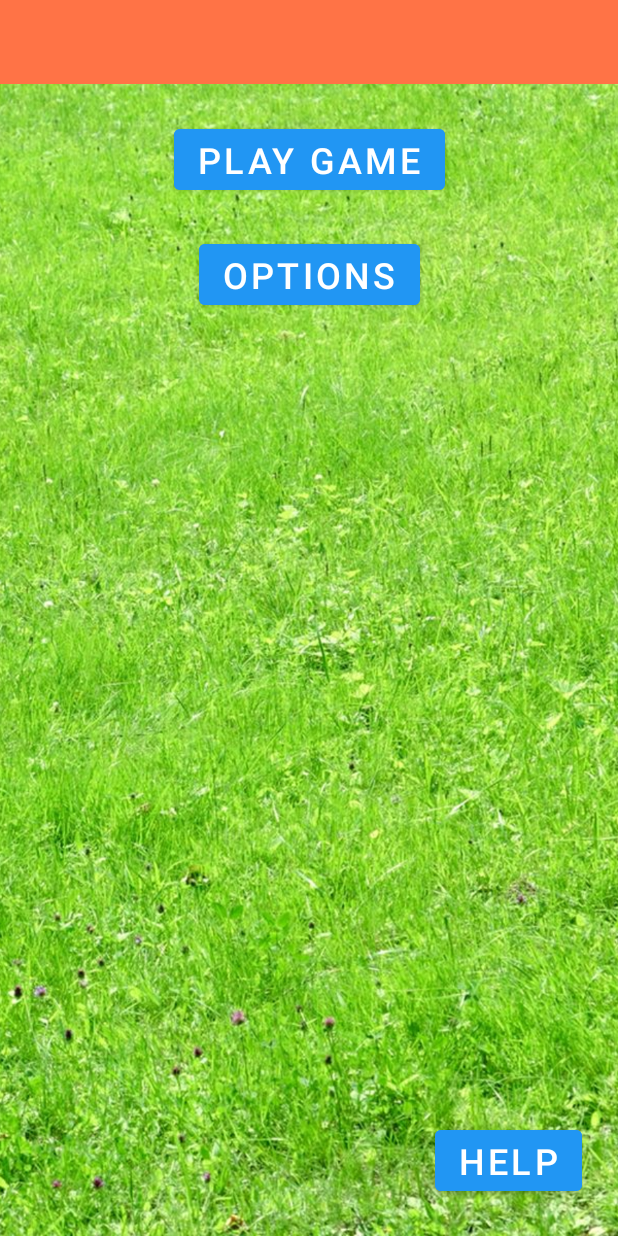
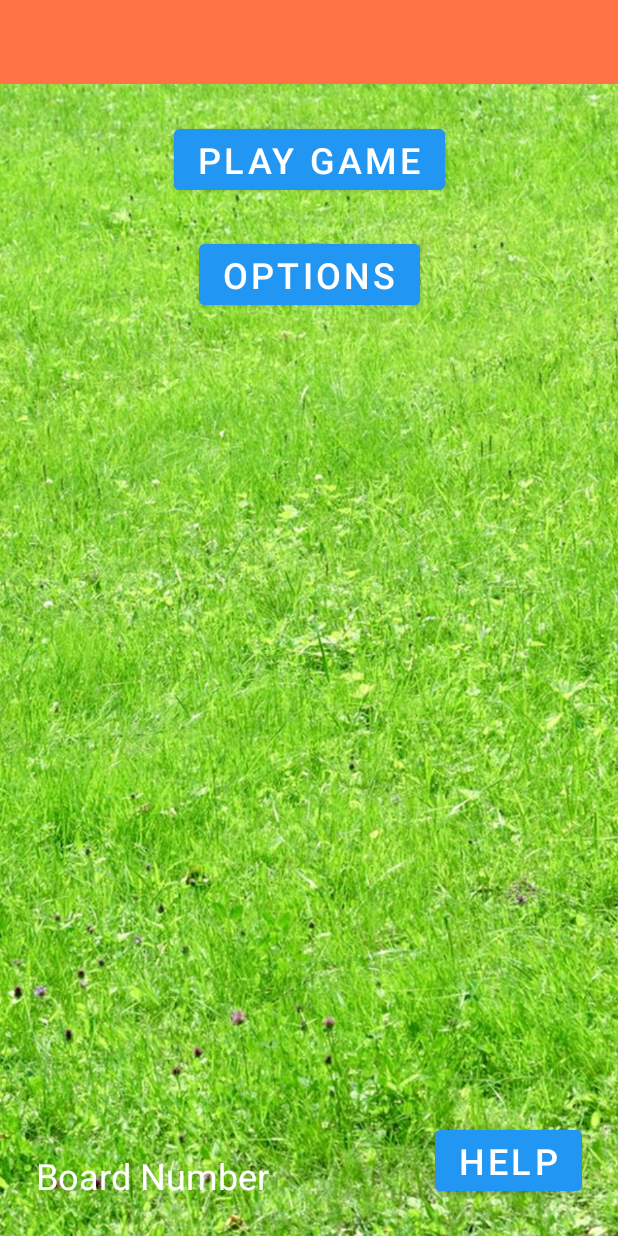
Before and after one commit to hanidnguyen/Diamond-Seeker, an Android app: the layout activity_main_menu.xml on its own in the app's theme, with its tools: preview values and no code run, on a phone screen of 412 x 824 dp. Run offline under Robolectric (Android 15) with nearby library versions, the phone set to English and light mode, and no system bars.

Commit message:
-Completed Board Number options with SharedPreferences.

```diff
--- a/app/src/main/res/layout/activity_main_menu.xml
+++ b/app/src/main/res/layout/activity_main_menu.xml
@@ -10,12 +10,14 @@
         android:id="@+id/welcome_background"
         android:layout_width="fill_parent"
         android:layout_height="fill_parent"
+        android:contentDescription="Main Menu Background"
         android:scaleType="centerCrop"
-        android:contentDescription="Main Menu Background"
         app:layout_constraintBottom_toBottomOf="parent"
         app:layout_constraintEnd_toEndOf="parent"
+        app:layout_constraintHorizontal_bias="0.0"
         app:layout_constraintStart_toStartOf="parent"
         app:layout_constraintTop_toTopOf="parent"
+        app:layout_constraintVertical_bias="1.0"
         app:srcCompat="@drawable/main_menu_background" />
 
     <androidx.appcompat.widget.Toolbar
@@ -73,5 +75,17 @@
         app:layout_constraintBottom_toBottomOf="parent"
         app:layout_constraintEnd_toEndOf="parent" />
 
+    <TextView
+        android:id="@+id/board_number"
+        android:layout_width="wrap_content"
+        android:layout_height="wrap_content"
+        android:layout_marginStart="24dp"
+        android:layout_marginBottom="24dp"
+        android:text="Board Number"
+        android:textColor="@color/white"
+        android:textSize="24sp"
+        app:layout_constraintBottom_toBottomOf="parent"
+        app:layout_constraintStart_toStartOf="parent" />
+
 
 </androidx.constraintlayout.widget.ConstraintLayout>
--- a/app/src/main/res/values/board_size.xml
+++ b/app/src/main/res/values/board_size.xml
@@ -5,6 +5,9 @@
         <item>2</item>
         <item>3</item>
     </integer-array>
+
+    <integer name = "default_board_size">1</integer>
+
     <string-array name="board_options_display">
         <item>4 rows x 6 columns</item>
         <item>5 rows x 10 columns</item>
```
Also changed, not shown: app/src/main/java/cmpt276/assignment3/diamondseeker/MainMenu.java (+17 -23 lines), app/src/main/java/cmpt276/assignment3/diamondseeker/OptionsPage.java (+34 -19 lines).
